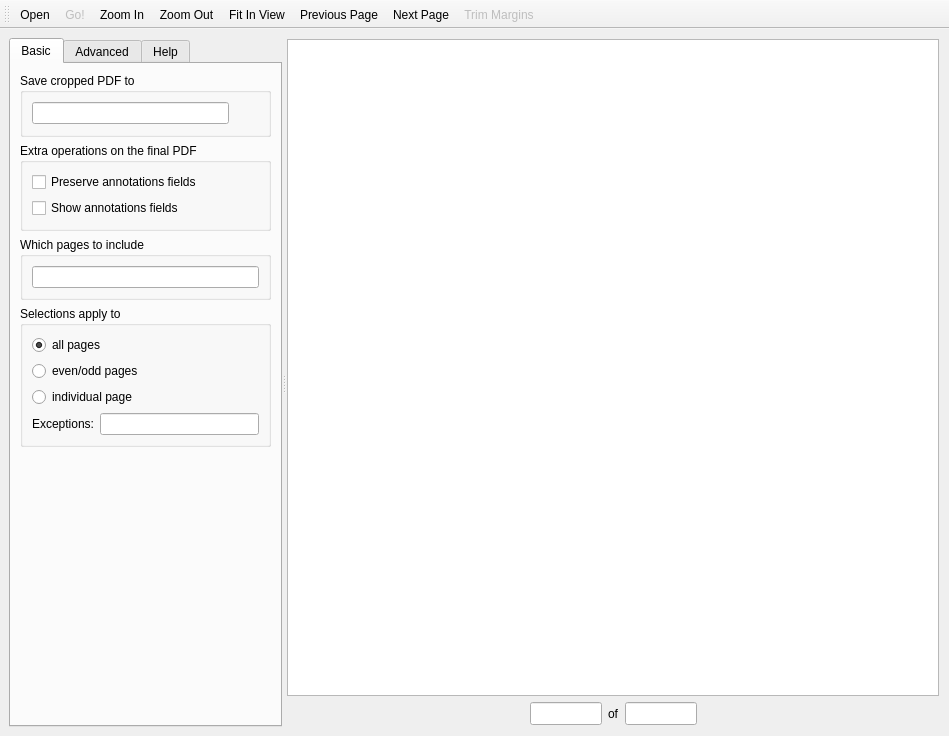
Above: src/pdfframe/mainwindow.ui from Ogekuri/PdfFrame before the change. Below: the same form after it.
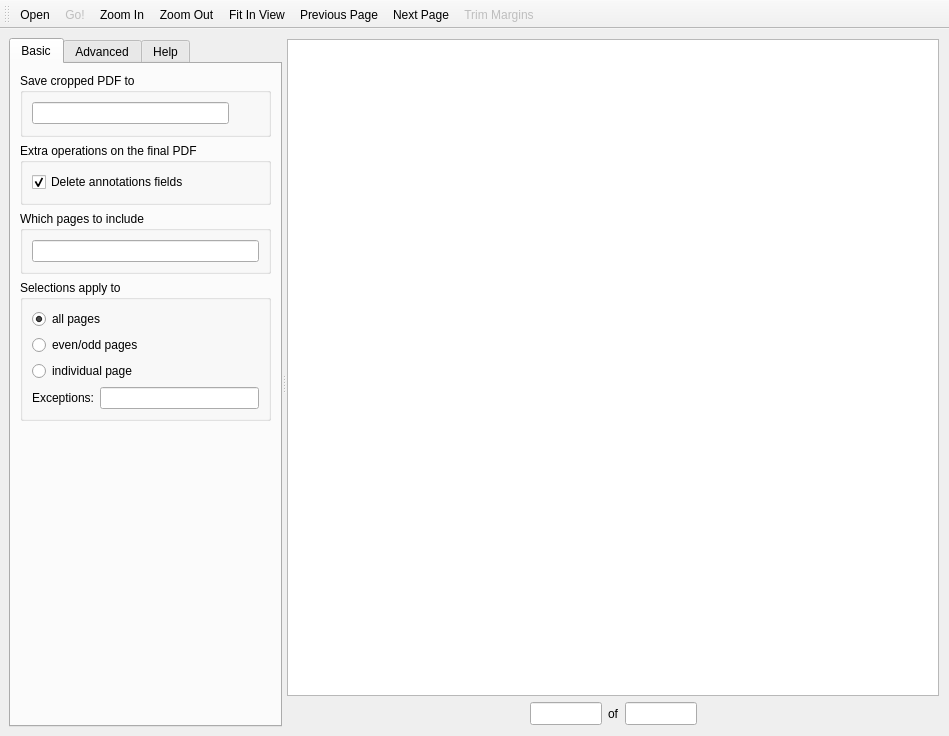
That is the form after the change.

```diff
--- a/src/pdfframe/mainwindow.ui
+++ b/src/pdfframe/mainwindow.ui
@@ -79,23 +79,10 @@
                  <string>&lt;p&gt;Enable Ghostscript annotation preservation flag &lt;i&gt;-dPreserveAnnots&lt;/i&gt; while generating the output PDF.&lt;/p&gt;</string>
                 </property>
                 <property name="text">
-                 <string>Preserve annotations fields</string>
+                 <string>Delete annotations fields</string>
                 </property>
                 <property name="checked">
-                 <bool>false</bool>
-                </property>
-               </widget>
-              </item>
-              <item>
-               <widget class="QCheckBox" name="checkShowAnnotsFields">
-                <property name="toolTip">
-                 <string>&lt;p&gt;Enable Ghostscript annotation visibility flag &lt;i&gt;-dShowAnnots&lt;/i&gt; while generating the output PDF.&lt;/p&gt;</string>
-                </property>
-                <property name="text">
-                 <string>Show annotations fields</string>
-                </property>
-                <property name="checked">
-                 <bool>false</bool>
+                 <bool>true</bool>
                 </property>
                </widget>
               </item>
```
Left out of the diff: 4 changed lines with no effect on the pictures.
